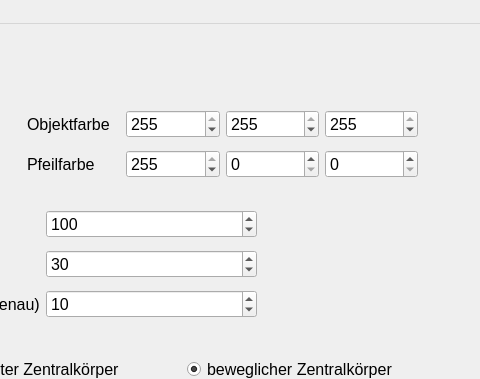
Above: ui/settings.ui from fflopsi/twobodyproblem before the change; both pictures show x 383 to 863 and y 0 to 379 of the 863 by 541 pixel window. Below: the same form after it.
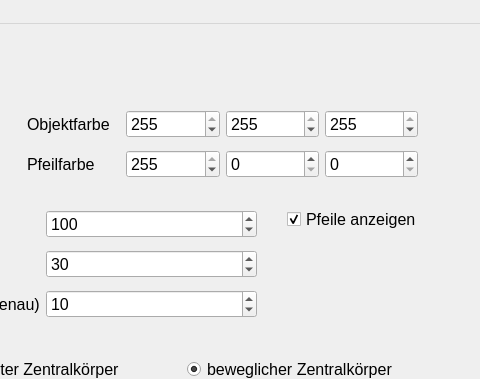
That is the form after the change.

Commit message: add option to show/un-show pointers minor changes and fixes

```diff
--- a/ui/settings.ui
+++ b/ui/settings.ui
@@ -430,6 +430,25 @@
      <bool>true</bool>
     </property>
    </widget>
+   <widget class="QCheckBox" name="show_pointers">
+    <property name="geometry">
+     <rect>
+      <x>670</x>
+      <y>180</y>
+      <width>131</width>
+      <height>31</height>
+     </rect>
+    </property>
+    <property name="toolTip">
+     <string>&lt;html&gt;&lt;head/&gt;&lt;body&gt;&lt;p&gt;Diese Option aktiviert Pfeile, die auf die Körper in der Simulation zeigen (vor allem hilfreich bei grösseren Distanzen zwischen kleineren Körpern).&lt;/p&gt;&lt;/body&gt;&lt;/html&gt;</string>
+    </property>
+    <property name="text">
+     <string>Pfeile anzeigen</string>
+    </property>
+    <property name="checked">
+     <bool>true</bool>
+    </property>
+   </widget>
   </widget>
   <widget class="QMenuBar" name="menubar">
    <property name="geometry">
```
The commit also changes 2 other files.
